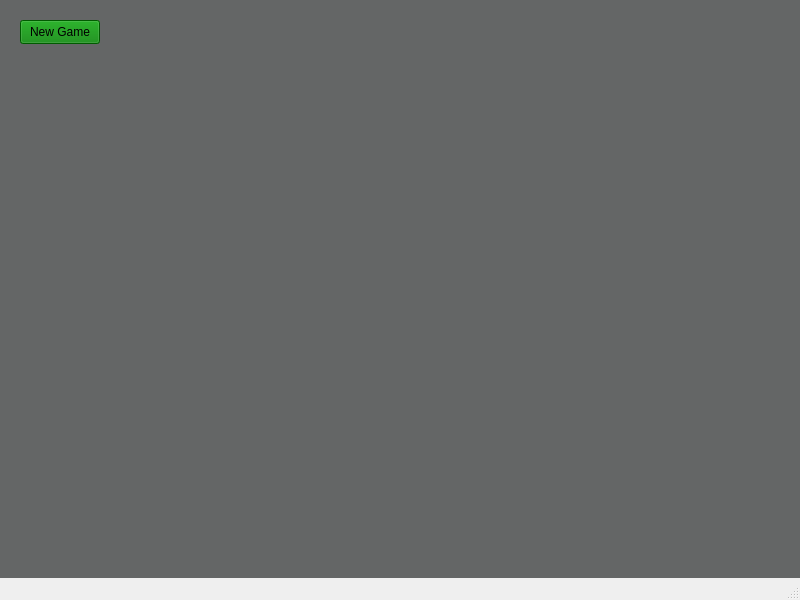
Above: chess.ui from ben-ralston/Chess before the change. Below: the same form after it.
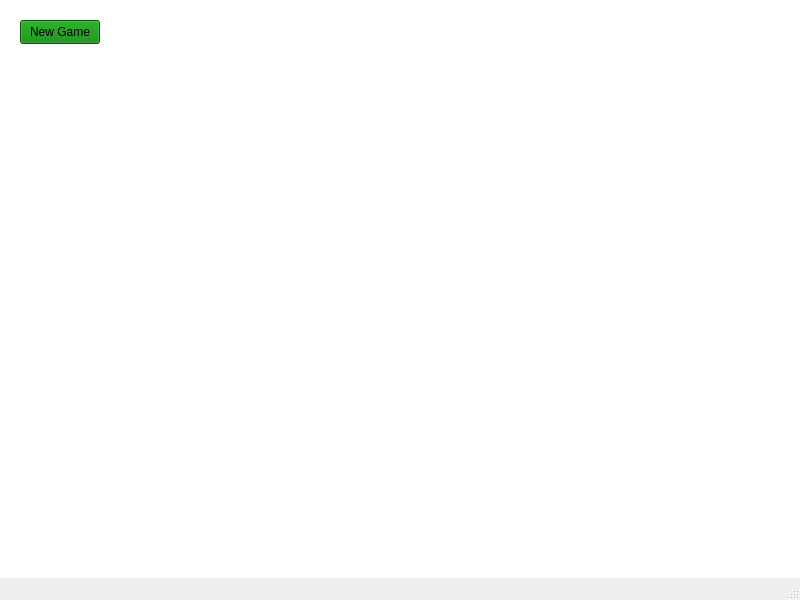
That is the form after the change.

Patch:
```diff
--- a/chess.ui
+++ b/chess.ui
@@ -15,7 +15,7 @@
   </property>
   <widget class="QWidget" name="centralwidget">
    <property name="styleSheet">
-    <string notr="true">background-color: rgb(100, 102, 102);</string>
+    <string notr="true">background-color: rgb(255, 255, 255);</string>
    </property>
    <widget class="QWidget" name="board" native="true">
     <property name="geometry">
```
